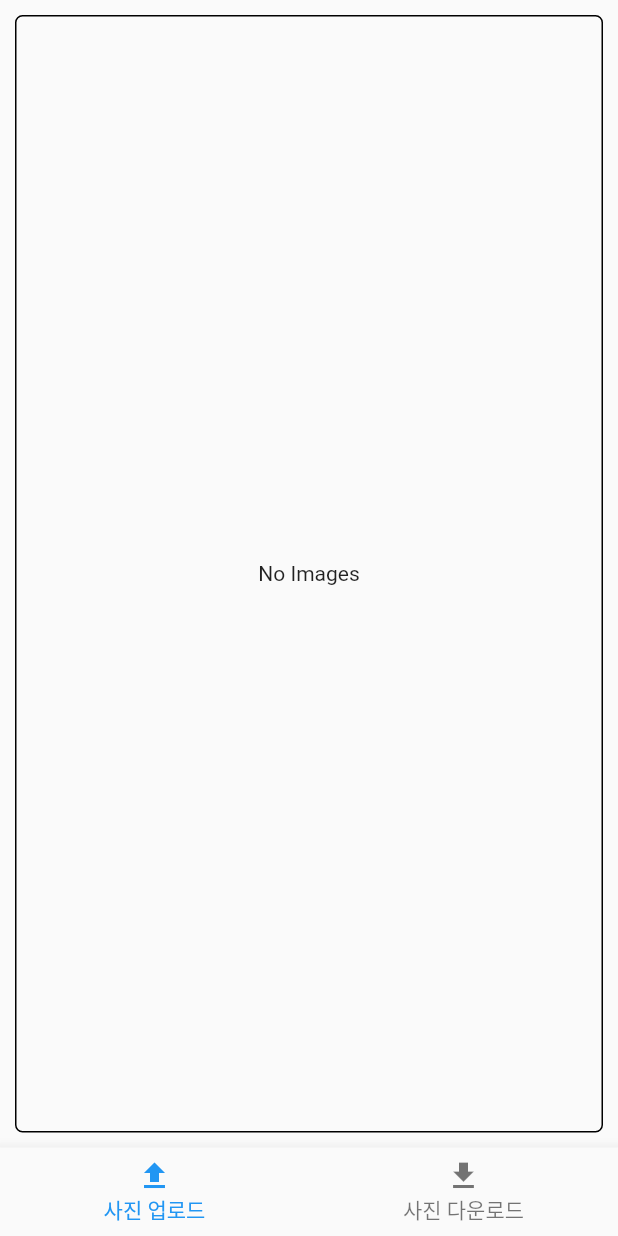
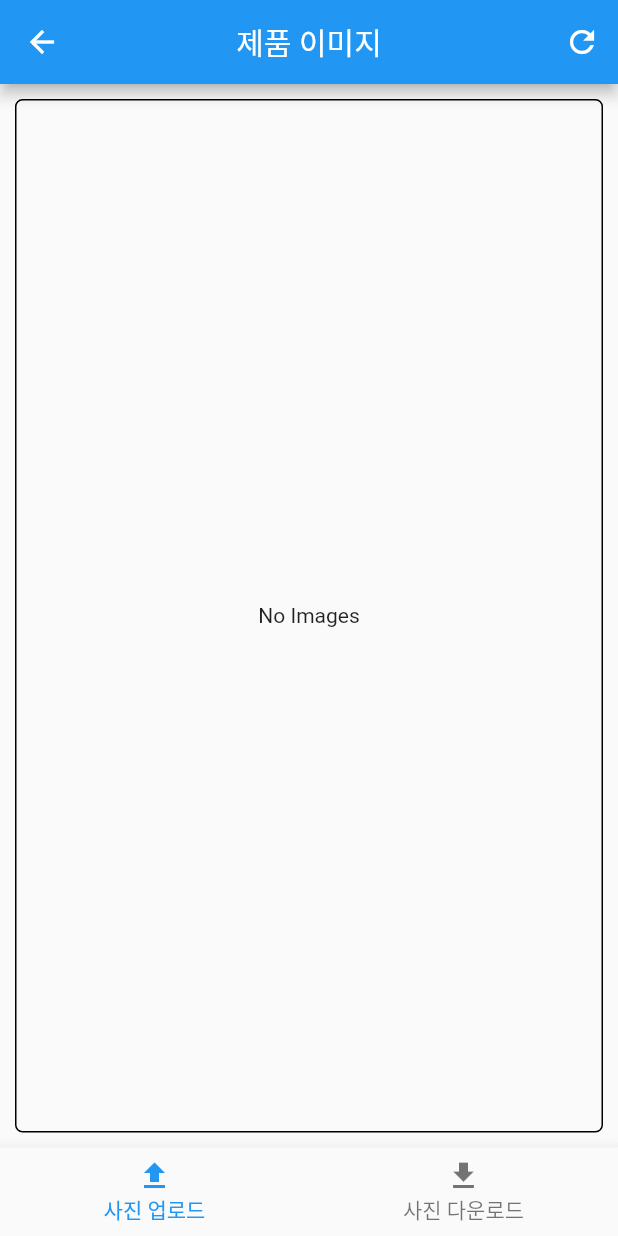
Before and after one commit to jsh3213/cmkorea_erp_1, a Flutter app: the OutImageScreen screen opened directly with empty values, after a tap on "저장", on a phone screen of 412 x 824 dp. Run offline on Flutter 3.47's test engine with Material 2 defaults, Android fonts, the light colour scheme and no system bars; our stand-ins replace audioplayers, file_picker, get, photo_view, syncfusion_flutter_datepicker, table_calendar and 1 more; network calls fail.

Commit message:
230721-1

```diff
--- a/lib/main.dart
+++ b/lib/main.dart
@@ -42,12 +42,12 @@ class _MyHomePageState extends State<MyHomePage> {
     // ignore: prefer_const_constructors
     return DefaultTabController(
       length: 3,
-      child: Scaffold(
+      child: const Scaffold(
         body: SafeArea(
           child: Column(
             // ignore: prefer_const_literals_to_create_immutables
             children: [
-              const Align(
+              Align(
                 alignment: Alignment.centerLeft,
                 child: Padding(
                   padding: EdgeInsets.all(8.0),
@@ -66,7 +66,7 @@ class _MyHomePageState extends State<MyHomePage> {
                   ),
                 ),
               ),
-              const Expanded(
+              Expanded(
                   child: TabBarView(
                 children: [
                   RepairTypeDecideScreen(),
--- a/lib/screen/dataUpload/indexScreen/outImageScreen/outImage_screen.dart
+++ b/lib/screen/dataUpload/indexScreen/outImageScreen/outImage_screen.dart
@@ -36,8 +36,7 @@ class _OutImageScreenState extends State<OutImageScreen> {
   late List<Product> images;
 
   Future init() async {
-    final response = await ProductApi.productDetail(widget.product.id);
-
+    var response = await ProductApi.productDetail(widget.product.id);
     setState(() {
       widget.product = response;
     });
@@ -50,6 +49,20 @@ class _OutImageScreenState extends State<OutImageScreen> {
     double height = screenSize.height;
 
     return Scaffold(
+      appBar: AppBar(
+        // AppBar 추가
+        backgroundColor: Colors.blue,
+        title: const Text('제품 이미지'),
+        centerTitle: true,
+        actions: [
+          IconButton(
+            icon: const Icon(Icons.refresh),
+            onPressed: () {
+              init();
+            },
+          ),
+        ],
+      ),
       body: Column(
         children: [
           Expanded(
@@ -61,7 +74,7 @@ class _OutImageScreenState extends State<OutImageScreen> {
                 border: Border.all(width: 1, color: Colors.black),
                 borderRadius: BorderRadius.circular(5),
               ),
-              child: widget.product.inImage.isEmpty
+              child: widget.product.outImage.isEmpty
                   ? const Center(
                       child: Text('No Images'),
                     )
```
Also changed, not shown: lib/screen/dataUpload/indexScreen/inImageScreen/inImage_screen.dart (+20 -3 lines), 44 other files.
